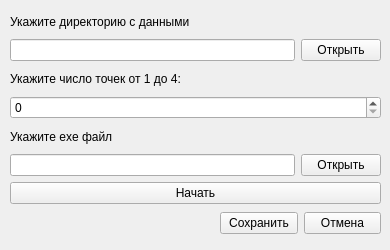
The window that external_method.ui (obrodiga/Data-Visualization) describes before a commit, drawn with Qt 5.
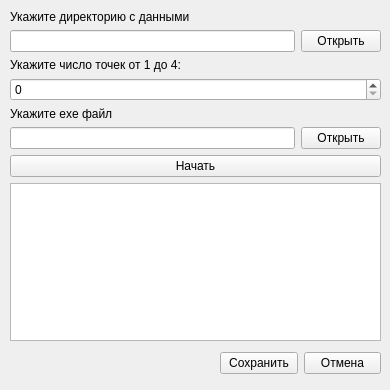
The same window after the commit.

```diff
--- a/external_method.ui
+++ b/external_method.ui
@@ -7,7 +7,7 @@
     <x>0</x>
     <y>0</y>
     <width>390</width>
-    <height>250</height>
+    <height>390</height>
    </rect>
   </property>
   <property name="windowTitle">
@@ -19,7 +19,7 @@
      <x>10</x>
      <y>10</y>
      <width>371</width>
-     <height>194</height>
+     <height>331</height>
     </rect>
    </property>
    <layout class="QVBoxLayout" name="verticalLayout_3">
@@ -105,13 +105,16 @@
       </property>
      </widget>
     </item>
+    <item>
+     <widget class="QTextBrowser" name="textBrowser"/>
+    </item>
    </layout>
   </widget>
   <widget class="QWidget" name="layoutWidget_3">
    <property name="geometry">
     <rect>
      <x>220</x>
-     <y>210</y>
+     <y>350</y>
      <width>161</width>
      <height>26</height>
     </rect>
```
